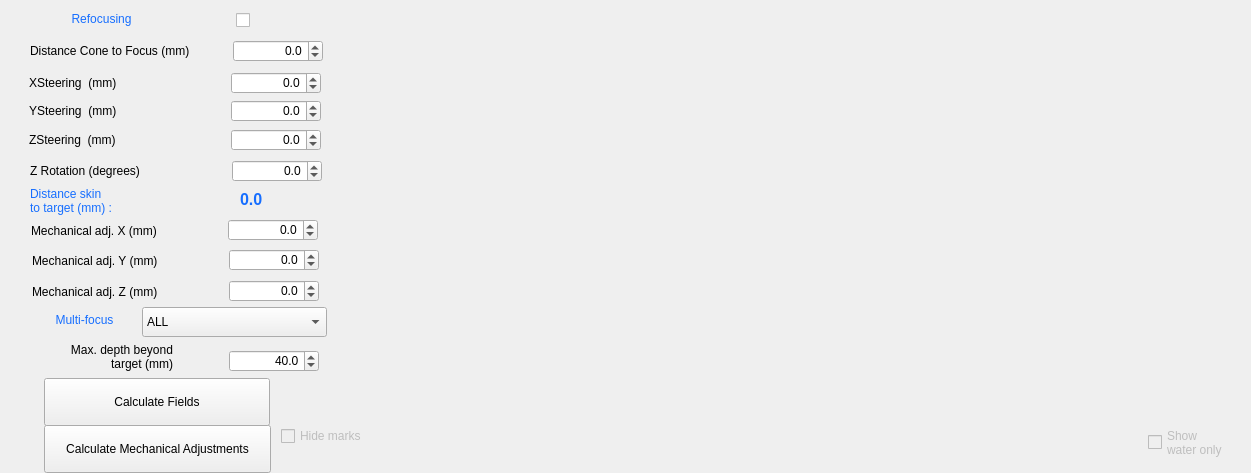
First picture: the form in BabelBrain/Babel_H317/form.ui, repository ProteusMRIgHIFU/BabelBrain, before the edit.
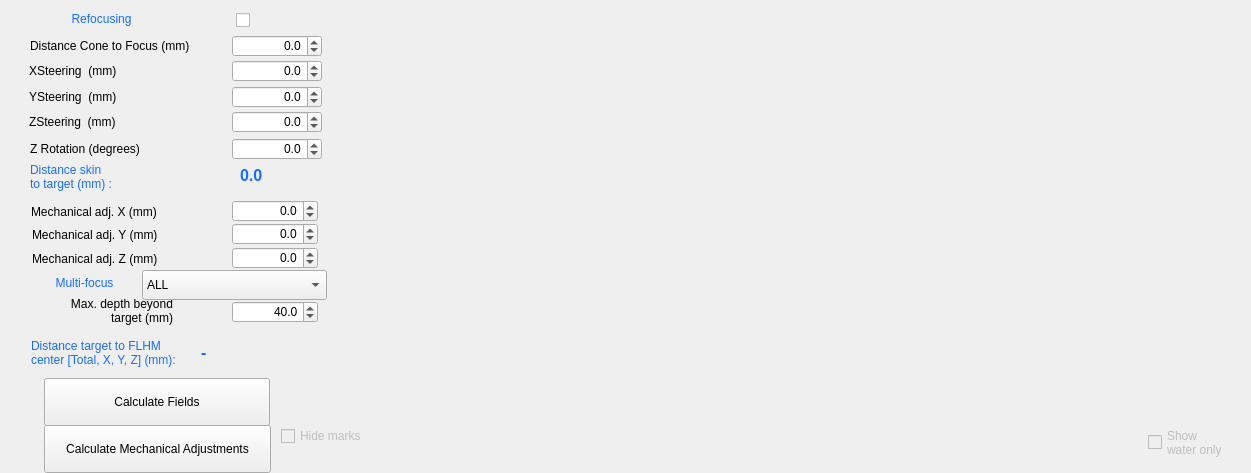
Second picture: the form after the edit.

Commit message:
Add Display in Step 2 to show distance of target to FLHM
plus some cleanup of UIs files

Patch:
```diff
--- a/BabelBrain/Babel_H317/form.ui
+++ b/BabelBrain/Babel_H317/form.ui
@@ -20,7 +20,7 @@
    <property name="geometry">
     <rect>
      <x>31</x>
-     <y>221</y>
+     <y>202</y>
      <width>143</width>
      <height>20</height>
     </rect>
@@ -32,8 +32,8 @@
   <widget class="QDoubleSpinBox" name="ZSteeringSpinBox">
    <property name="geometry">
     <rect>
-     <x>231</x>
-     <y>129</y>
+     <x>232</x>
+     <y>111</y>
      <width>90</width>
      <height>22</height>
     </rect>
@@ -61,7 +61,7 @@
    <property name="geometry">
     <rect>
      <x>29</x>
-     <y>130</y>
+     <y>112</y>
      <width>143</width>
      <height>20</height>
     </rect>
@@ -74,7 +74,7 @@
    <property name="geometry">
     <rect>
      <x>240</x>
-     <y>184</y>
+     <y>160</y>
      <width>76</width>
      <height>31</height>
     </rect>
@@ -99,7 +99,7 @@
    <property name="geometry">
     <rect>
      <x>30</x>
-     <y>185</y>
+     <y>161</y>
      <width>150</width>
      <height>31</height>
     </rect>
@@ -118,9 +118,9 @@
   <widget class="QDoubleSpinBox" name="XMechanicSpinBox">
    <property name="geometry">
     <rect>
-     <x>228</x>
-     <y>219</y>
-     <width>90</width>
+     <x>232</x>
+     <y>200</y>
+     <width>86</width>
      <height>22</height>
     </rect>
    </property>
@@ -147,7 +147,7 @@
    <property name="geometry">
     <rect>
      <x>32</x>
-     <y>251</y>
+     <y>225</y>
      <width>143</width>
      <height>20</height>
     </rect>
@@ -159,9 +159,9 @@
   <widget class="QDoubleSpinBox" name="YMechanicSpinBox">
    <property name="geometry">
     <rect>
-     <x>229</x>
-     <y>249</y>
-     <width>90</width>
+     <x>232</x>
+     <y>223</y>
+     <width>86</width>
      <height>22</height>
     </rect>
    </property>
@@ -198,7 +198,7 @@
    <property name="geometry">
     <rect>
      <x>32</x>
-     <y>282</y>
+     <y>249</y>
      <width>143</width>
      <height>20</height>
     </rect>
@@ -210,9 +210,9 @@
   <widget class="QDoubleSpinBox" name="ZMechanicSpinBox">
    <property name="geometry">
     <rect>
-     <x>229</x>
-     <y>280</y>
-     <width>90</width>
+     <x>232</x>
+     <y>247</y>
+     <width>86</width>
      <height>22</height>
     </rect>
    </property>
@@ -278,8 +278,8 @@
   <widget class="QDoubleSpinBox" name="DistanceConeToFocusSpinBox">
    <property name="geometry">
     <rect>
-     <x>233</x>
-     <y>40</y>
+     <x>232</x>
+     <y>35</y>
      <width>90</width>
      <height>22</height>
     </rect>
@@ -307,7 +307,7 @@
    <property name="geometry">
     <rect>
      <x>30</x>
-     <y>41</y>
+     <y>36</y>
      <width>191</width>
      <height>20</height>
     </rect>
@@ -320,7 +320,7 @@
    <property name="geometry">
     <rect>
      <x>30</x>
-     <y>161</y>
+     <y>139</y>
      <width>143</width>
      <height>20</height>
     </rect>
@@ -333,7 +333,7 @@
    <property name="geometry">
     <rect>
      <x>232</x>
-     <y>160</y>
+     <y>138</y>
      <width>90</width>
      <height>22</height>
     </rect>
@@ -361,7 +361,7 @@
    <property name="geometry">
     <rect>
      <x>20</x>
-     <y>342</y>
+     <y>296</y>
      <width>153</width>
      <height>30</height>
     </rect>
@@ -377,9 +377,9 @@
   <widget class="QDoubleSpinBox" name="MaxDepthSpinBox">
    <property name="geometry">
     <rect>
-     <x>229</x>
-     <y>350</y>
-     <width>90</width>
+     <x>232</x>
+     <y>301</y>
+     <width>86</width>
      <height>22</height>
     </rect>
    </property>
@@ -449,7 +449,7 @@
    <property name="geometry">
     <rect>
      <x>13</x>
-     <y>310</y>
+     <y>273</y>
      <width>143</width>
      <height>20</height>
     </rect>
@@ -468,7 +468,7 @@
    <property name="geometry">
     <rect>
      <x>142</x>
-     <y>307</y>
+     <y>270</y>
      <width>185</width>
      <height>30</height>
     </rect>
@@ -482,8 +482,8 @@
   <widget class="QDoubleSpinBox" name="YSteeringSpinBox">
    <property name="geometry">
     <rect>
-     <x>231</x>
-     <y>100</y>
+     <x>232</x>
+     <y>86</y>
      <width>90</width>
      <height>22</height>
     </rect>
@@ -511,7 +511,7 @@
    <property name="geometry">
     <rect>
      <x>29</x>
-     <y>101</y>
+     <y>87</y>
      <width>143</width>
      <height>20</height>
     </rect>
@@ -524,7 +524,7 @@
    <property name="geometry">
     <rect>
      <x>29</x>
-     <y>73</y>
+     <y>61</y>
      <width>143</width>
      <height>20</height>
     </rect>
@@ -536,8 +536,8 @@
   <widget class="QDoubleSpinBox" name="XSteeringSpinBox">
    <property name="geometry">
     <rect>
-     <x>231</x>
-     <y>72</y>
+     <x>232</x>
+     <y>60</y>
      <width>90</width>
      <height>22</height>
     </rect>
@@ -599,6 +599,51 @@
     <string>Calculate Fields</string>
    </property>
   </widget>
+  <widget class="QLabel" name="DistanceTargetLabel">
+   <property name="geometry">
+    <rect>
+     <x>201</x>
+     <y>337</y>
+     <width>135</width>
+     <height>31</height>
+    </rect>
+   </property>
+   <property name="font">
+    <font>
+     <pointsize>12</pointsize>
+     <bold>true</bold>
+    </font>
+   </property>
+   <property name="styleSheet">
+    <string notr="true">color:rgb(22, 110, 255)</string>
+   </property>
+   <property name="text">
+    <string>-</string>
+   </property>
+   <property name="textInteractionFlags">
+    <set>Qt::LinksAccessibleByMouse|Qt::TextSelectableByMouse</set>
+   </property>
+  </widget>
+  <widget class="QLabel" name="label_30">
+   <property name="geometry">
+    <rect>
+     <x>31</x>
+     <y>329</y>
+     <width>164</width>
+     <height>47</height>
+    </rect>
+   </property>
+   <property name="styleSheet">
+    <string notr="true">color:rgb(22, 110, 255)</string>
+   </property>
+   <property name="text">
+    <string>Distance target to FLHM
+center [Total, X, Y, Z] (mm):</string>
+   </property>
+   <property name="indent">
+    <number>0</number>
+   </property>
+  </widget>
  </widget>
  <tabstops>
   <tabstop>DistanceConeToFocusSpinBox</tabstop>
```
The commit also changes 14 other files.
